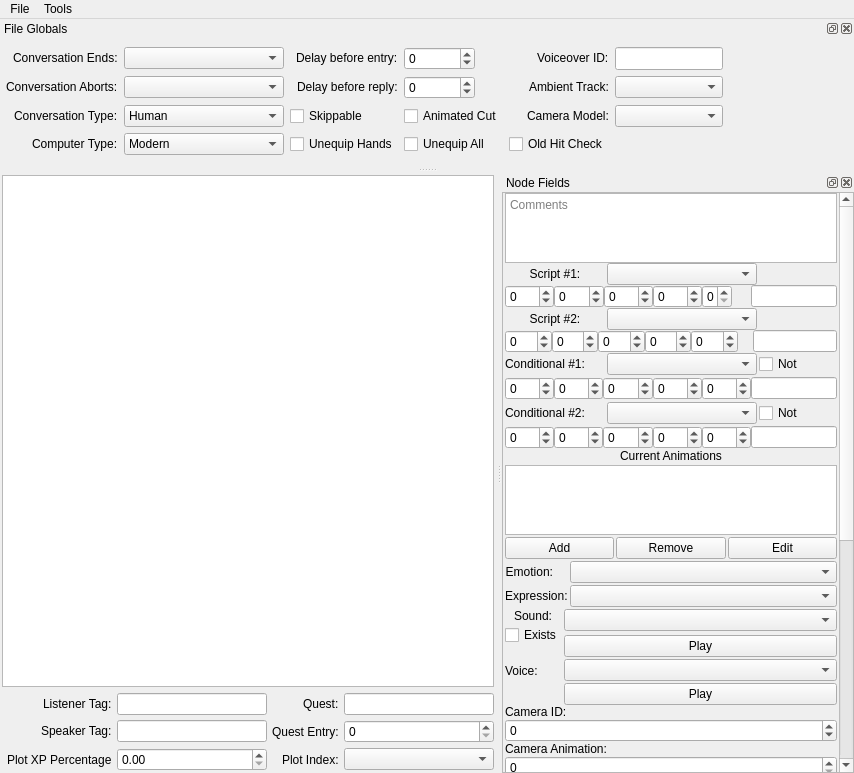
Before: the Qt Designer form Tools/HolocronToolset/src/ui/editors/dlg.ui in NickHugi/PyKotor, drawn with Qt 5.
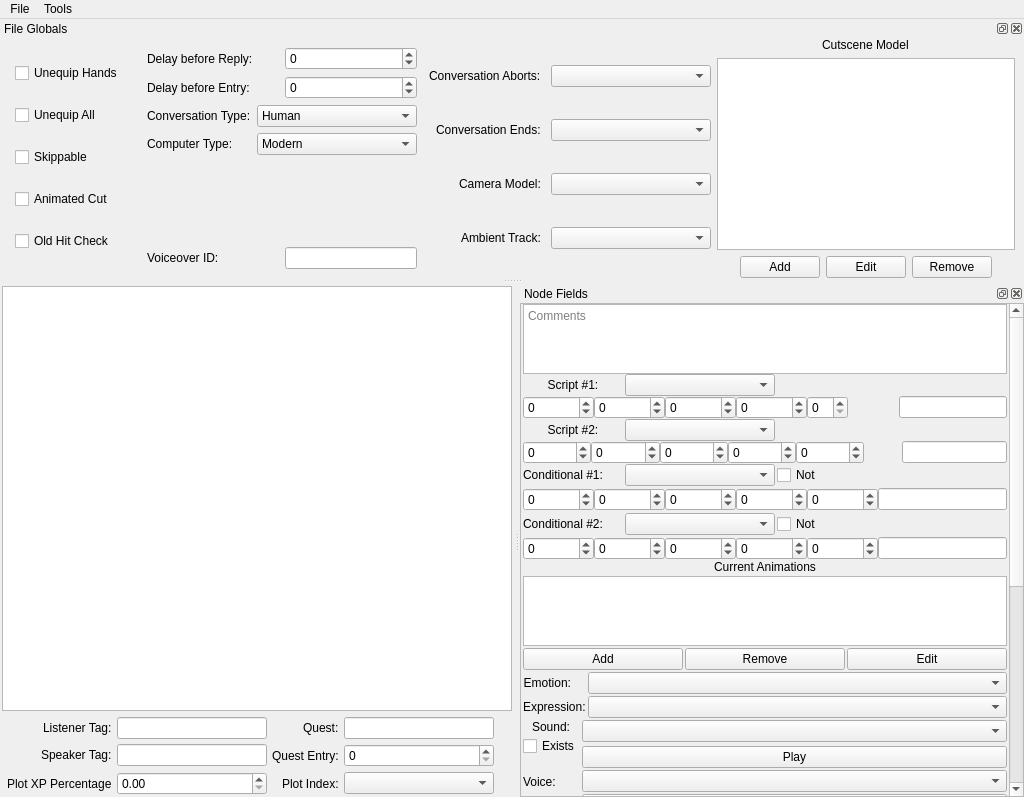
After: the same form once the commit is applied. Custom widgets are drawn as their Qt base class.

Diff of the .ui file:
```diff
--- a/Tools/HolocronToolset/src/ui/editors/dlg.ui
+++ b/Tools/HolocronToolset/src/ui/editors/dlg.ui
@@ -6,16 +6,10 @@
    <rect>
     <x>0</x>
     <y>0</y>
-    <width>854</width>
-    <height>773</height>
+    <width>1024</width>
+    <height>797</height>
    </rect>
   </property>
-  <property name="sizePolicy">
-   <sizepolicy hsizetype="Fixed" vsizetype="Fixed">
-    <horstretch>0</horstretch>
-    <verstretch>0</verstretch>
-   </sizepolicy>
-  </property>
   <property name="minimumSize">
    <size>
     <width>300</width>
@@ -158,6 +152,12 @@
       </item>
       <item row="0" column="0" alignment="Qt::AlignRight|Qt::AlignVCenter">
        <widget class="QLabel" name="listenerTagLabel">
+        <property name="sizePolicy">
+         <sizepolicy hsizetype="Maximum" vsizetype="Preferred">
+          <horstretch>0</horstretch>
+          <verstretch>0</verstretch>
+         </sizepolicy>
+        </property>
         <property name="text">
          <string>Listener Tag:</string>
         </property>
@@ -272,6 +272,12 @@
    </layout>
   </widget>
   <widget class="QDockWidget" name="rightDockWidget">
+   <property name="sizePolicy">
+    <sizepolicy hsizetype="Maximum" vsizetype="Preferred">
+     <horstretch>0</horstretch>
+     <verstretch>0</verstretch>
+    </sizepolicy>
+   </property>
    <property name="minimumSize">
     <size>
      <width>310</width>
@@ -299,8 +305,8 @@
       <rect>
        <x>0</x>
        <y>0</y>
-       <width>348</width>
-       <height>1026</height>
+       <width>307</width>
+       <height>970</height>
       </rect>
      </property>
      <layout class="QVBoxLayout" name="verticalLayout_rightDock">
@@ -1122,7 +1128,14 @@
          </widget>
         </item>
         <item>
-         <widget class="QListWidget" name="animsList"/>
+         <widget class="QListWidget" name="animsList">
+          <property name="sizePolicy">
+           <sizepolicy hsizetype="MinimumExpanding" vsizetype="Expanding">
+            <horstretch>0</horstretch>
+            <verstretch>0</verstretch>
+           </sizepolicy>
+          </property>
+         </widget>
         </item>
         <item>
          <layout class="QHBoxLayout" name="horizontalLayout_animsButtons">
@@ -1441,47 +1454,7 @@
        </layout>
       </item>
       <item>
-       <layout class="QVBoxLayout" name="verticalLayout_stunts">
-        <item>
-         <widget class="QLabel" name="cutsceneModelLabel">
-          <property name="text">
-           <string>Cutscene Model:</string>
-          </property>
-         </widget>
-        </item>
-        <item>
-         <widget class="QListWidget" name="stuntList">
-          <property name="toolTip">
-           <string>Stunt List</string>
-          </property>
-         </widget>
-        </item>
-        <item>
-         <layout class="QHBoxLayout" name="horizontalLayout_stuntButtons">
-          <item>
-           <widget class="QPushButton" name="addStuntButton">
-            <property name="text">
-             <string>Add</string>
-            </property>
-           </widget>
-          </item>
-          <item>
-           <widget class="QPushButton" name="removeStuntButton">
-            <property name="text">
-             <string>Remove</string>
-            </property>
-           </widget>
-          </item>
-          <item>
-           <widget class="QPushButton" name="editStuntButton">
-            <property name="text">
-             <string>Edit</string>
-            </property>
-           </widget>
-          </item>
-         </layout>
-        </item>
-       </layout>
+       <layout class="QVBoxLayout" name="verticalLayout_stunts"/>
       </item>
      </layout>
     </widget>
@@ -1492,8 +1465,8 @@
     <rect>
      <x>0</x>
      <y>0</y>
-     <width>854</width>
-     <height>21</height>
+     <width>1024</width>
+     <height>22</height>
     </rect>
    </property>
    <widget class="QMenu" name="menuFile">
@@ -1519,12 +1492,6 @@
    <addaction name="menuTools"/>
   </widget>
   <widget class="QDockWidget" name="topDockWidget">
-   <property name="minimumSize">
-    <size>
-     <width>717</width>
-     <height>148</height>
-    </size>
-   </property>
    <property name="windowTitle">
     <string>File Globals</string>
    </property>
@@ -1532,11 +1499,115 @@
     <number>4</number>
    </attribute>
    <widget class="QWidget" name="topDockWidgetContents">
-    <layout class="QGridLayout" name="topGridLayout">
+    <layout class="QHBoxLayout" name="horizontalLayout_13">
      <property name="leftMargin">
       <number>6</number>
      </property>
-     <item row="2" column="1">
+     <property name="topMargin">
+      <number>0</number>
+     </property>
+     <property name="bottomMargin">
+      <number>0</number>
+     </property>
+     <item>
+      <widget class="QWidget" name="widget" native="true">
+       <layout class="QVBoxLayout" name="verticalLayout_5">
+        <item>
+         <widget class="QCheckBox" name="unequipHandsCheckbox">
+          <property name="text">
+           <string>Unequip Hands</string>
+          </property>
+         </widget>
+        </item>
+        <item>
+         <widget class="QCheckBox" name="unequipAllCheckbox">
+          <property name="text">
+           <string>Unequip All</string>
+          </property>
+         </widget>
+        </item>
+        <item>
+         <widget class="QCheckBox" name="skippableCheckbox">
+          <property name="text">
+           <string>Skippable</string>
+          </property>
+         </widget>
+        </item>
+        <item>
+         <widget class="QCheckBox" name="animatedCutCheckbox">
+          <property name="text">
+           <string>Animated Cut</string>
+          </property>
+         </widget>
+        </item>
+        <item>
+         <widget class="QCheckBox" name="oldHitCheckbox">
+          <property name="text">
+           <string>Old Hit Check</string>
+          </property>
+         </widget>
+        </item>
+       </layout>
+      </widget>
+     </item>
+     <item>
+      <widget class="QWidget" name="widget" native="true">
+       <layout class="QVBoxLayout" name="verticalLayout_6">
+        <property name="rightMargin">
+         <number>1</number>
+        </property>
+        <item>
+         <layout class="QHBoxLayout" name="horizontalLayout_8">
+          <item>
+           <widget class="QLabel" name="delayReplyLabel">
+            <property name="text">
+             <string>Delay before Reply:</string>
+            </property>
+           </widget>
+          </item>
+          <item>
+           <widget class="GFFFieldSpinBox" name="entryDelaySpin">
+            <property name="minimum">
+             <number>-2147483648</number>
+            </property>
+            <property name="maximum">
+             <number>2147483647</number>
+            </property>
+           </widget>
+          </item>
+         </layout>
+        </item>
+        <item>
+         <layout class="QHBoxLayout" name="horizontalLayout_7">
+          <item>
+           <widget class="QLabel" name="delayEntryLabel">
+            <property name="text">
+             <string>Delay before Entry:</string>
+            </property>
+           </widget>
+          </item>
+          <item>
+           <widget class="GFFFieldSpinBox" name="replyDelaySpin">
+            <property name="minimum">
+             <number>-2147483648</number>
+            </property>
+            <property name="maximum">
+             <number>2147483647</number>
+            </property>
+           </widget>
+          </item>
+         </layout>
+        </item>
+        <item>
+         <layout class="QHBoxLayout" name="horizontalLayout_15">
+          <item alignment="Qt::AlignLeft">
+           <widget class="QLabel" name="convoTypeLabel">
+            <property name="text">
+             <string>Conversation Type:</string>
+            </property>
+           </widget>
+          </item>
+          <item>
       <widget class="QComboBox" name="conversationSelect">
        <property name="minimumSize">
         <size>
@@ -1571,63 +1642,106 @@
        </item>
       </widget>
      </item>
-     <item row="0" column="3">
-      <widget class="GFFFieldSpinBox" name="replyDelaySpin">
-       <property name="sizePolicy">
-        <sizepolicy hsizetype="Fixed" vsizetype="Fixed">
-         <horstretch>0</horstretch>
-         <verstretch>0</verstretch>
-        </sizepolicy>
-       </property>
-       <property name="minimum">
-        <number>-2147483648</number>
-       </property>
-       <property name="maximum">
-        <number>2147483647</number>
-       </property>
-      </widget>
-     </item>
-     <item row="0" column="5">
+         </layout>
+        </item>
+        <item>
+         <layout class="QHBoxLayout" name="horizontalLayout_16">
+          <item>
+           <widget class="QLabel" name="computerTypeLabel">
+            <property name="text">
+             <string>Computer Type:</string>
+            </property>
+           </widget>
+          </item>
+          <item>
+           <widget class="QComboBox" name="computerSelect">
+            <property name="minimumSize">
+             <size>
+              <width>160</width>
+              <height>0</height>
+             </size>
+            </property>
+            <item>
+             <property name="text">
+              <string>Modern</string>
+             </property>
+            </item>
+            <item>
+             <property name="text">
+              <string>Ancient</string>
+             </property>
+            </item>
+           </widget>
+          </item>
+         </layout>
+        </item>
+        <item>
+         <spacer name="verticalSpacer_3">
+          <property name="orientation">
+           <enum>Qt::Vertical</enum>
+          </property>
+          <property name="sizeHint" stdset="0">
+           <size>
+            <width>20</width>
+            <height>40</height>
+           </size>
+          </property>
+         </spacer>
+        </item>
+        <item>
+         <layout class="QHBoxLayout" name="horizontalLayout_12">
+          <item>
+           <widget class="QLabel" name="voiceOverIDLabel">
+            <property name="text">
+             <string>Voiceover ID:</string>
+            </property>
+           </widget>
+          </item>
+          <item>
       <widget class="QLineEdit" name="voIdEdit">
        <property name="sizePolicy">
-        <sizepolicy hsizetype="Minimum" vsizetype="Preferred">
+             <sizepolicy hsizetype="Minimum" vsizetype="Fixed">
          <horstretch>0</horstretch>
          <verstretch>0</verstretch>
         </sizepolicy>
        </property>
       </widget>
      </item>
-     <item row="2" column="0" alignment="Qt::AlignRight|Qt::AlignVCenter">
-      <widget class="QLabel" name="convoTypeLabel">
+         </layout>
+        </item>
+       </layout>
+      </widget>
+     </item>
+     <item>
+      <layout class="QHBoxLayout" name="horizontalLayout_17">
+       <item>
+        <layout class="QGridLayout" name="gridLayout_2">
+         <property name="leftMargin">
+          <number>5</number>
+         </property>
+         <property name="horizontalSpacing">
+          <number>10</number>
+         </property>
+         <property name="verticalSpacing">
+          <number>5</number>
+         </property>
+         <item row="2" column="0" alignment="Qt::AlignRight">
+          <widget class="QLabel" name="cameraModelLabel">
        <property name="sizePolicy">
-        <sizepolicy hsizetype="Preferred" vsizetype="Preferred">
+            <sizepolicy hsizetype="Maximum" vsizetype="Preferred">
          <horstretch>0</horstretch>
          <verstretch>0</verstretch>
         </sizepolicy>
        </property>
        <property name="text">
-        <string>Conversation Type:</string>
+            <string>Camera Model:</string>
        </property>
       </widget>
      </item>
-     <item row="2" column="2" alignment="Qt::AlignLeft">
-      <widget class="QCheckBox" name="skippableCheckbox">
-       <property name="text">
-        <string>Skippable</string>
-       </property>
-      </widget>
-     </item>
-     <item row="3" column="3" alignment="Qt::AlignLeft">
-      <widget class="QCheckBox" name="unequipAllCheckbox">
-       <property name="text">
-        <string>Unequip All</string>
-       </property>
-      </widget>
-     </item>
-     <item row="0" column="0" alignment="Qt::AlignRight|Qt::AlignVCenter">
+         <item row="1" column="0" alignment="Qt::AlignRight">
       <widget class="QLabel" name="convoEndsScriptLabel">
        <property name="sizePolicy">
-        <sizepolicy hsizetype="Preferred" vsizetype="Preferred">
+            <sizepolicy hsizetype="Maximum" vsizetype="Preferred">
          <horstretch>0</horstretch>
          <verstretch>0</verstretch>
         </sizepolicy>
@@ -1637,59 +1751,10 @@
        </property>
       </widget>
      </item>
-     <item row="1" column="1">
-      <widget class="FilterComboBox" name="onAbortCombo">
-       <property name="minimumSize">
-        <size>
-         <width>160</width>
-         <height>0</height>
-        </size>
-       </property>
-      </widget>
-     </item>
-     <item row="1" column="2" alignment="Qt::AlignRight|Qt::AlignVCenter">
-      <widget class="QLabel" name="delayReplyLabel">
-       <property name="text">
-        <string>Delay before reply:</string>
-       </property>
-      </widget>
-     </item>
-     <item row="1" column="3">
-      <widget class="GFFFieldSpinBox" name="entryDelaySpin">
-       <property name="sizePolicy">
-        <sizepolicy hsizetype="Fixed" vsizetype="Fixed">
-         <horstretch>0</horstretch>
-         <verstretch>0</verstretch>
-        </sizepolicy>
-       </property>
-       <property name="minimum">
-        <number>-2147483648</number>
-       </property>
-       <property name="maximum">
-        <number>2147483647</number>
-       </property>
-      </widget>
-     </item>
-     <item row="0" column="1">
-      <widget class="FilterComboBox" name="onEndEdit">
-       <property name="minimumSize">
-        <size>
-         <width>160</width>
-         <height>0</height>
-        </size>
-       </property>
-       <property name="maximumSize">
-        <size>
-         <width>160</width>
-         <height>16777215</height>
-        </size>
-       </property>
-      </widget>
-     </item>
-     <item row="1" column="0" alignment="Qt::AlignRight|Qt::AlignVCenter">
+         <item row="0" column="0">
       <widget class="QLabel" name="convoAbortsScriptLabel">
        <property name="sizePolicy">
-        <sizepolicy hsizetype="Preferred" vsizetype="Preferred">
+            <sizepolicy hsizetype="Maximum" vsizetype="Preferred">
          <horstretch>0</horstretch>
          <verstretch>0</verstretch>
         </sizepolicy>
@@ -1699,95 +1764,68 @@
        </property>
       </widget>
      </item>
-     <item row="2" column="5">
-      <widget class="FilterComboBox" name="cameraModelSelect"/>
-     </item>
-     <item row="1" column="4" alignment="Qt::AlignRight|Qt::AlignVCenter">
+         <item row="3" column="0" alignment="Qt::AlignRight">
       <widget class="QLabel" name="ambientTrackLabel">
+           <property name="sizePolicy">
+            <sizepolicy hsizetype="Maximum" vsizetype="Preferred">
+             <horstretch>0</horstretch>
+             <verstretch>0</verstretch>
+            </sizepolicy>
+           </property>
        <property name="text">
         <string>Ambient Track:</string>
        </property>
       </widget>
      </item>
-     <item row="3" column="0" alignment="Qt::AlignRight|Qt::AlignVCenter">
-      <widget class="QLabel" name="computerTypeLabel">
-       <property name="sizePolicy">
-        <sizepolicy hsizetype="Fixed" vsizetype="Preferred">
-         <horstretch>0</horstretch>
-         <verstretch>0</verstretch>
-        </sizepolicy>
-       </property>
-       <property name="text">
-        <string>Computer Type:</string>
-       </property>
-      </widget>
-     </item>
-     <item row="0" column="2" alignment="Qt::AlignRight|Qt::AlignVCenter">
-      <widget class="QLabel" name="delayEntryLabel">
-       <property name="text">
-        <string>Delay before entry:</string>
+         <item row="0" column="1">
+          <widget class="FilterComboBox" name="onAbortCombo">
+           <property name="minimumSize">
+            <size>
+             <width>160</width>
+             <height>0</height>
+            </size>
+           </property>
+          </widget>
+         </item>
+         <item row="1" column="1">
+          <widget class="FilterComboBox" name="onEndEdit">
+           <property name="minimumSize">
+            <size>
+             <width>160</width>
+             <height>0</height>
+            </size>
        </property>
       </widget>
      </item>
-     <item row="0" column="4" alignment="Qt::AlignRight|Qt::AlignVCenter">
-      <widget class="QLabel" name="voiceOverIDLabel">
-       <property name="text">
-        <string>Voiceover ID:</string>
-       </property>
-      </widget>
-     </item>
-     <item row="3" column="2" alignment="Qt::AlignLeft">
-      <widget class="QCheckBox" name="unequipHandsCheckbox">
-       <property name="text">
-        <string>Unequip Hands</string>
-       </property>
-      </widget>
-     </item>
-     <item row="2" column="4" alignment="Qt::AlignRight|Qt::AlignVCenter">
-      <widget class="QLabel" name="cameraModelLabel">
-       <property name="text">
-        <string>Camera Model:</string>
-       </property>
-      </widget>
-     </item>
-     <item row="1" column="5">
+         <item row="2" column="1">
+          <widget class="FilterComboBox" name="cameraModelSelect"/>
+         </item>
+         <item row="3" column="1">
       <widget class="FilterComboBox" name="ambientTrackCombo"/>
      </item>
-     <item row="2" column="3" alignment="Qt::AlignLeft">
-      <widget class="QCheckBox" name="animatedCutCheckbox">
-       <property name="text">
-        <string>Animated Cut</string>
-       </property>
-      </widget>
-     </item>
-     <item row="3" column="1">
-      <widget class="QComboBox" name="computerSelect">
-       <property name="minimumSize">
-        <size>
-         <width>160</width>
-         <height>0</height>
-        </size>
-       </property>
-       <item>
-        <property name="text">
-         <string>Modern</string>
-        </property>
+        </layout>
+       </item>
+      </layout>
        </item>
        <item>
+      <layout class="QVBoxLayout" name="verticalLayout">
+       <item alignment="Qt::AlignHCenter">
+        <widget class="QLabel" name="cutsceneModelLabel">
         <property name="text">
-         <string>Ancient</string>
-        </property>
-       </item>
-      </widget>
-     </item>
-     <item row="3" column="4" alignment="Qt::AlignLeft">
-      <widget class="QCheckBox" name="oldHitCheckbox">
-       <property name="text">
-        <string>Old Hit Check</string>
+          <string>Cutscene Model</string>
+         </property>
+        </widget>
+       </item>
+       <item>
+        <widget class="QListWidget" name="stuntList">
+         <property name="toolTip">
+          <string>&lt;html&gt;&lt;head/&gt;&lt;body&gt;&lt;p&gt;Dialogue Stunts list&lt;/p&gt;&lt;/body&gt;&lt;/html&gt;</string>
        </property>
       </widget>
      </item>
-     <item row="2" column="6">
+       <item>
+        <layout class="QHBoxLayout" name="horizontalLayout_5">
+         <item>
       <spacer name="horizontalSpacer_10">
        <property name="orientation">
         <enum>Qt::Horizontal</enum>
@@ -1800,7 +1838,52 @@
        </property>
       </spacer>
      </item>
-     <item row="1" column="6">
+         <item>
+          <widget class="QPushButton" name="addStuntButton">
+           <property name="sizePolicy">
+            <sizepolicy hsizetype="Maximum" vsizetype="Fixed">
+             <horstretch>0</horstretch>
+             <verstretch>0</verstretch>
+            </sizepolicy>
+           </property>
+           <property name="baseSize">
+            <size>
+             <width>20</width>
+             <height>0</height>
+            </size>
+           </property>
+           <property name="text">
+            <string>Add</string>
+           </property>
+          </widget>
+         </item>
+         <item>
+          <widget class="QPushButton" name="editStuntButton">
+           <property name="sizePolicy">
+            <sizepolicy hsizetype="Maximum" vsizetype="Fixed">
+             <horstretch>0</horstretch>
+             <verstretch>0</verstretch>
+            </sizepolicy>
+           </property>
+           <property name="text">
+            <string>Edit</string>
+           </property>
+          </widget>
+         </item>
+         <item>
+          <widget class="QPushButton" name="removeStuntButton">
+           <property name="sizePolicy">
+            <sizepolicy hsizetype="Maximum" vsizetype="Fixed">
+             <horstretch>0</horstretch>
+             <verstretch>0</verstretch>
+            </sizepolicy>
+           </property>
+           <property name="text">
+            <string>Remove</string>
+           </property>
+          </widget>
+         </item>
+         <item>
       <spacer name="horizontalSpacer_11">
        <property name="orientation">
         <enum>Qt::Horizontal</enum>
@@ -1813,31 +1896,9 @@
        </property>
       </spacer>
      </item>
-     <item row="0" column="6">
-      <spacer name="horizontalSpacer_12">
-       <property name="orientation">
-        <enum>Qt::Horizontal</enum>
-       </property>
-       <property name="sizeHint" stdset="0">
-        <size>
-         <width>40</width>
-         <height>20</height>
-        </size>
-       </property>
-      </spacer>
-     </item>
-     <item row="3" column="6">
-      <spacer name="horizontalSpacer_13">
-       <property name="orientation">
-        <enum>Qt::Horizontal</enum>
-       </property>
-       <property name="sizeHint" stdset="0">
-        <size>
-         <width>40</width>
-         <height>20</height>
-        </size>
-       </property>
-      </spacer>
+        </layout>
+       </item>
+      </layout>
      </item>
     </layout>
    </widget>
```
Left out of the diff: 4 changed lines with no effect on the pictures. Lines whose indentation alone changed are shown as unchanged.
